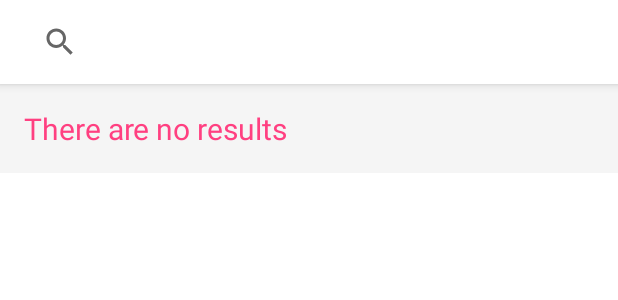
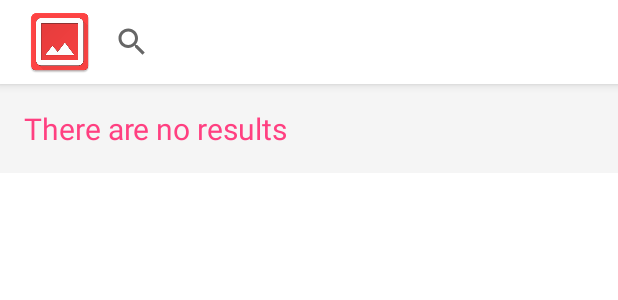
Before and after one commit to RTimal/wikipedia-image-search, an Android app: the layout activity_main.xml on its own in the app's theme, with its tools: preview values and no code run, on a phone screen of 412 x 824 dp. Shown: the top 300 px of the screen. Run offline under Robolectric (Android 15) with nearby library versions, the phone set to English and light mode, and no system bars.

Commit message:
Cleaning up

```diff
--- a/WikipediaImageSearch/app/src/main/java/com/rajievtimal/wikipediaimagesearch/search/MainActivity.java
+++ b/WikipediaImageSearch/app/src/main/java/com/rajievtimal/wikipediaimagesearch/search/MainActivity.java
@@ -19,7 +19,7 @@ import java.lang.ref.WeakReference;
 import java.util.List;
 import java.util.Random;
 
-import jp.wasabeef.recyclerview.animators.SlideInUpAnimator;
+import jp.wasabeef.recyclerview.animators.FadeInDownAnimator;
 
 public class MainActivity extends BaseActivity implements ImageResponder {
 
@@ -41,7 +41,7 @@ public class MainActivity extends BaseActivity implements ImageResponder {
         setContentView(R.layout.activity_main);
         mTextMessage = (TextView) findViewById(R.id.message);
         mRecyclerView = (RecyclerView) findViewById(R.id.page_images_recycler_view);
-//        mRecyclerView.setItemAnimator(new SlideInUpAnimator());
+        mRecyclerView.setItemAnimator(new FadeInDownAnimator());
         mLayoutManager = new StaggeredGridLayoutManager(3, StaggeredGridLayoutManager.VERTICAL);
         mRecyclerView.setLayoutManager(mLayoutManager);
         mPageImagesAdapter = new PageImagesAdapter(new WeakReference<ImageResponder>(this));
@@ -85,7 +85,7 @@ public class MainActivity extends BaseActivity implements ImageResponder {
     }
 
     void loadPageImages(List<Page> pages, String searchTerm, Boolean random) {
-        if(!random && !searchTerm.equals(mSearchTerm)) {
+        if (!random && !searchTerm.equals(mSearchTerm)) {
             //This is for network race conditions, current term needs to match term of called from http response.
             return;
         }
@@ -111,13 +111,13 @@ public class MainActivity extends BaseActivity implements ImageResponder {
     }
 
     private void setupSearchView() {
+
         SearchView searchView = (SearchView) findViewById(R.id.search_view);
         searchView.setFocusable(true);
         searchView.setIconified(false);
         searchView.setIconifiedByDefault(false);
         searchView.requestFocusFromTouch();
         searchView.setQueryHint("Search for images");
-
         searchView.setActivated(true);
 
         searchView.setOnQueryTextListener(new SearchView.OnQueryTextListener() {
--- a/WikipediaImageSearch/app/src/main/java/com/rajievtimal/wikipediaimagesearch/search/SearchService.java
+++ b/WikipediaImageSearch/app/src/main/java/com/rajievtimal/wikipediaimagesearch/search/SearchService.java
@@ -25,7 +25,6 @@ class SearchService extends BaseService {
 
     private SearchService() {
         mSearchAPI = mRetrofit.create(SearchAPI.class);
-
         //Initialize default params;
         //TODO: Generate params in another class
         defaultParams.put(Constants.ACTION, Constants.ACTION_VALUE);
--- a/WikipediaImageSearch/app/src/main/res/layout/activity_main.xml
+++ b/WikipediaImageSearch/app/src/main/res/layout/activity_main.xml
@@ -8,7 +8,7 @@
     android:layout_height="match_parent"
     android:background="@color/white"
     android:orientation="vertical"
-    tools:context="com.rajievtimal.wikipediaimagesearch.search.MainActivity">f
+    tools:context="com.rajievtimal.wikipediaimagesearch.search.MainActivity">
 
     <android.support.design.widget.AppBarLayout
         android:id="@+id/appbar"
@@ -25,6 +25,13 @@
             android:background="?attr/colorPrimary"
             app:titleTextColor="@color/black"
             >
+
+            <ImageButton
+                android:layout_width="wrap_content"
+                android:layout_height="wrap_content"
+                android:background="@color/white"
+                android:src="@drawable/ic_launcher"
+                />
 
             <android.support.v7.widget.SearchView
                 android:id="@+id/search_view"
@@ -52,8 +59,7 @@
         android:layout_height="wrap_content"
         android:layout_alignParentBottom="true"
         android:layout_below="@+id/message"
-        android:background="@color/white"
-        android:padding="8dp">
+        android:background="@color/white">
     </android.support.v7.widget.RecyclerView>
 
 
--- a/WikipediaImageSearch/app/src/main/res/layout/item_page_image.xml
+++ b/WikipediaImageSearch/app/src/main/res/layout/item_page_image.xml
@@ -39,9 +39,9 @@
             android:layout_centerHorizontal="true"
             android:layout_centerVertical="true"
             android:layout_gravity="center"
+            android:contentDescription="@string/image"
             android:scaleType="centerCrop"
-            app:imageUrl="@{page.getImageURL}"
-            />
+            app:imageUrl="@{page.getImageURL}"/>
 
         <ProgressBar
             android:id="@+id/progress"
--- a/WikipediaImageSearch/app/src/main/res/values/strings.xml
+++ b/WikipediaImageSearch/app/src/main/res/values/strings.xml
@@ -8,4 +8,5 @@
     <string name="discover_images_text">Discover Images - </string>
     <string name="search_results_for_string">Search results for </string>
     <string name="search_for_images">""</string>
+    <string name="image">image</string>
 </resources>
```
